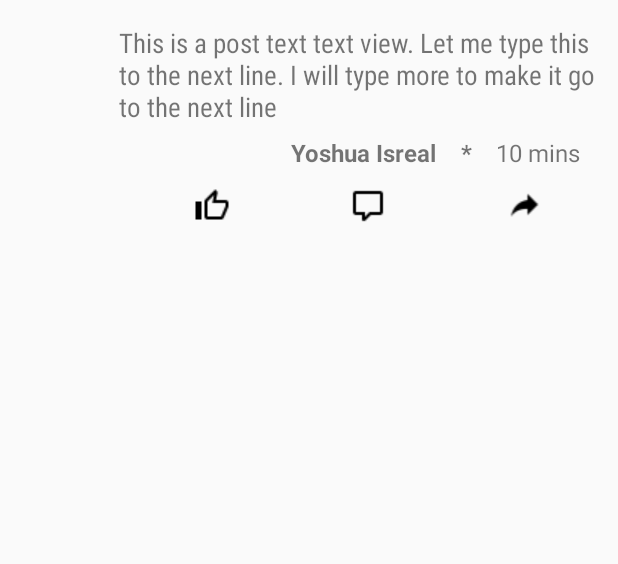
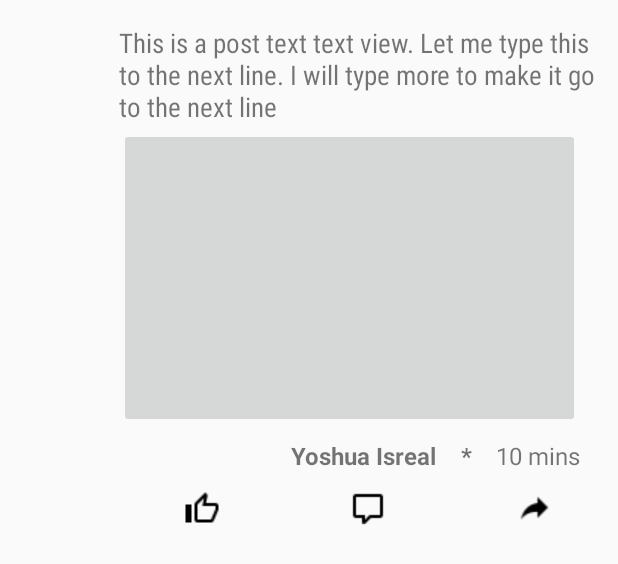
Before and after one commit to dwalee/FrontierApp, an Android app: the layout post_item_layout.xml on its own in the app's theme, with its tools: preview values and no code run, on a phone screen of 412 x 824 dp. Shown: the top 564 px of the screen. Run offline under Robolectric (Android 15) with nearby library versions, the phone set to English and light mode, and no system bars.

Commit message:
Update the code for PostItemData, PostItemRecyclerViewAdapter, PostItemViewHolder

```diff
--- a/app/src/main/java/com/frontierapp/frontierapp/Home.java
+++ b/app/src/main/java/com/frontierapp/frontierapp/Home.java
@@ -9,9 +9,6 @@ import android.support.v7.widget.Toolbar;
 import android.util.Log;
 import android.view.Menu;
 import android.view.MenuItem;
-import android.view.View;
-import android.widget.ListAdapter;
-import android.widget.ListView;
 import android.widget.SimpleAdapter;
 import android.widget.Toast;
 
@@ -57,7 +54,7 @@ public class Home extends AppCompatActivity {
         ViewPagerAdapter adapter = new ViewPagerAdapter(getSupportFragmentManager());
 
 
-        adapter.addFragment(new homePage(),"Home");
+        adapter.addFragment(new HomePage(),"Home");
         adapter.addFragment(new Hub(),"Hub");
         adapter.addFragment(new Partners(),"Partners");
 
--- a/app/src/main/res/layout/post_item_layout.xml
+++ b/app/src/main/res/layout/post_item_layout.xml
@@ -1,7 +1,7 @@
 <?xml version="1.0" encoding="utf-8"?>
 <LinearLayout xmlns:android="http://schemas.android.com/apk/res/android"
     android:layout_width="match_parent"
-    android:layout_height="165dp">
+    android:layout_height="wrap_content">
 
     <ImageView
         android:layout_width="55dp"
@@ -20,13 +20,21 @@
         <TextView
             android:layout_width="wrap_content"
             android:layout_height="wrap_content"
-            android:id="@+id/usersPostTextView"
+            android:id="@+id/postTextView"
             android:textSize="18sp"
             android:fontFamily="sans-serif-condensed"
             android:text="@string/post_string"
             android:layout_marginTop="16dp"
             android:layout_marginRight="10dp"
             android:gravity="center_vertical"/>
+
+        <!--Image Post goes here -->
+        <ImageButton
+            android:layout_width="match_parent"
+            android:layout_height="200dp"
+            android:id="@+id/postImageButton"
+            android:layout_marginTop="2dp"
+            android:layout_marginRight="25dp" />
 
         <LinearLayout
             android:layout_width="match_parent"
@@ -57,20 +65,11 @@
             <TextView
                 android:layout_width="wrap_content"
                 android:layout_height="wrap_content"
-                android:id="@+id/timestampTextView"
+                android:id="@+id/postTimestampTextView"
                 android:text="10 mins"
                 android:textSize="16sp"
                 android:layout_marginTop="7dp"/>
         </LinearLayout>
-
-        <!--Image Post goes here -->
-        <ImageButton
-            android:layout_width="match_parent"
-            android:layout_height="300dp"
-            android:id="@+id/usersImagePostImageButton"
-            android:layout_marginTop="2dp"
-            android:layout_margin="5dp"
-            android:visibility="gone"/>
 
         <!-- Like, comment, share icons go here -->
         <LinearLayout
@@ -78,7 +77,8 @@
             android:layout_height="30dp"
             android:id="@+id/interactableIconsLinearLayout"
             android:orientation="horizontal"
-            android:layout_margin="10dp"
+            android:layout_marginTop="10dp"
+            android:layout_marginBottom="10dp"
             android:gravity="center">
 
             <ImageView
```
Also changed, not shown: app/src/main/java/com/frontierapp/frontierapp/HomePage.java (renamed from app/src/main/java/com/frontierapp/frontierapp/homePage.java, +4 -3 lines), app/src/main/java/com/frontierapp/frontierapp/PostItemData.java (+88 -0 lines), app/src/main/java/com/frontierapp/frontierapp/PostItemRecyclerViewAdapter.java (+35 -5 lines), app/src/main/java/com/frontierapp/frontierapp/PostItemViewHolder.java (+12 -1 lines).
